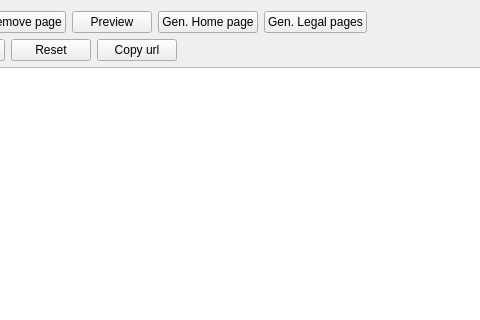
Old version of the form WebsiteEmpire/gui/panes/PanePages.ui in the repository icingerpower/WebsiteEmpire2; both pictures show x 200 to 680 and y 0 to 320 of the 1280 by 760 pixel window.
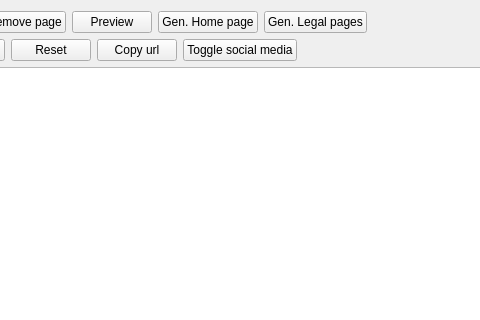
New version of the form.

Commit message:
Add PageStateFormatter and social media flag toggle to PanePages
PageStateFormatter formats PageGenerationState and PageFlag bitmasks
into short display labels (Pending / Content / Image / Complete / Social+).
PanePages gains a state/flags proxy that uses the formatter, plus a
toggleSocialMedia() action to set or clear PageFlag::SocialMedia
and reset generation_state to MainImageReady so the next run picks up
the second pass.

```diff
--- a/WebsiteEmpire/gui/panes/PanePages.ui
+++ b/WebsiteEmpire/gui/panes/PanePages.ui
@@ -126,6 +126,16 @@
        </property>
       </widget>
      </item>
+     <item>
+      <widget class="QPushButton" name="buttonToggleSocialMedia">
+       <property name="toolTip">
+        <string>Enable or disable the social-media second-pass flag for the selected page(s). When enabled, the next --generation run will generate social-media image variants.</string>
+       </property>
+       <property name="text">
+        <string>Toggle social media</string>
+       </property>
+      </widget>
+     </item>
      <item>
       <spacer name="horizontalSpacerFilter">
        <property name="orientation">
```
The commit also changes 4 other files.
